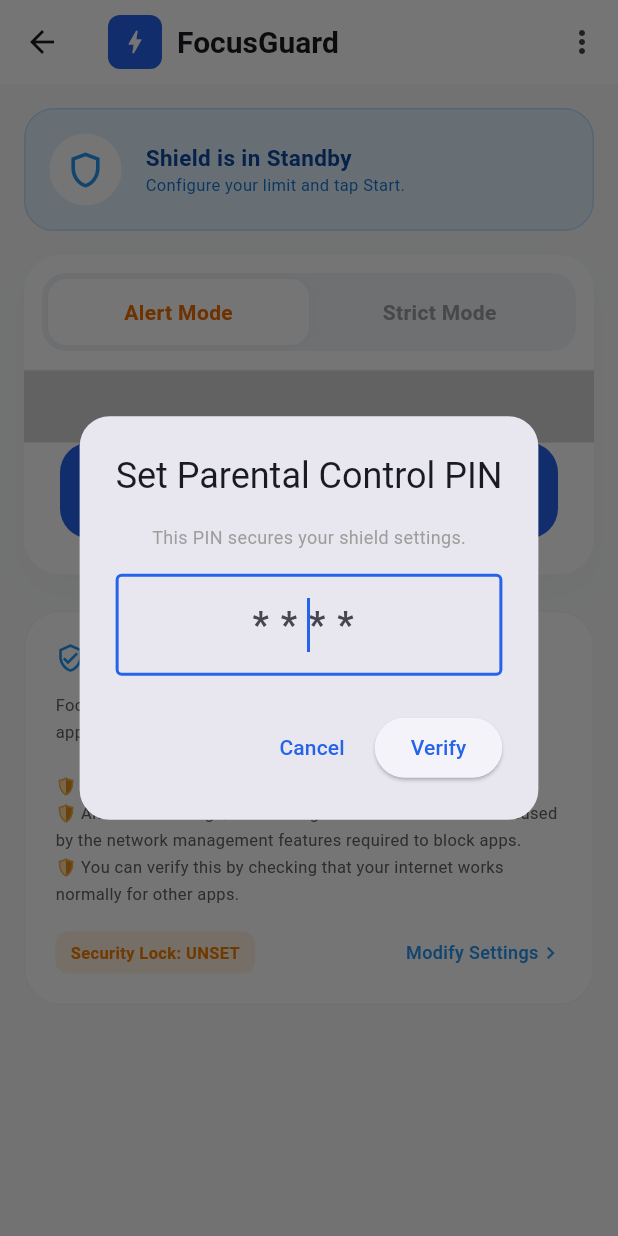
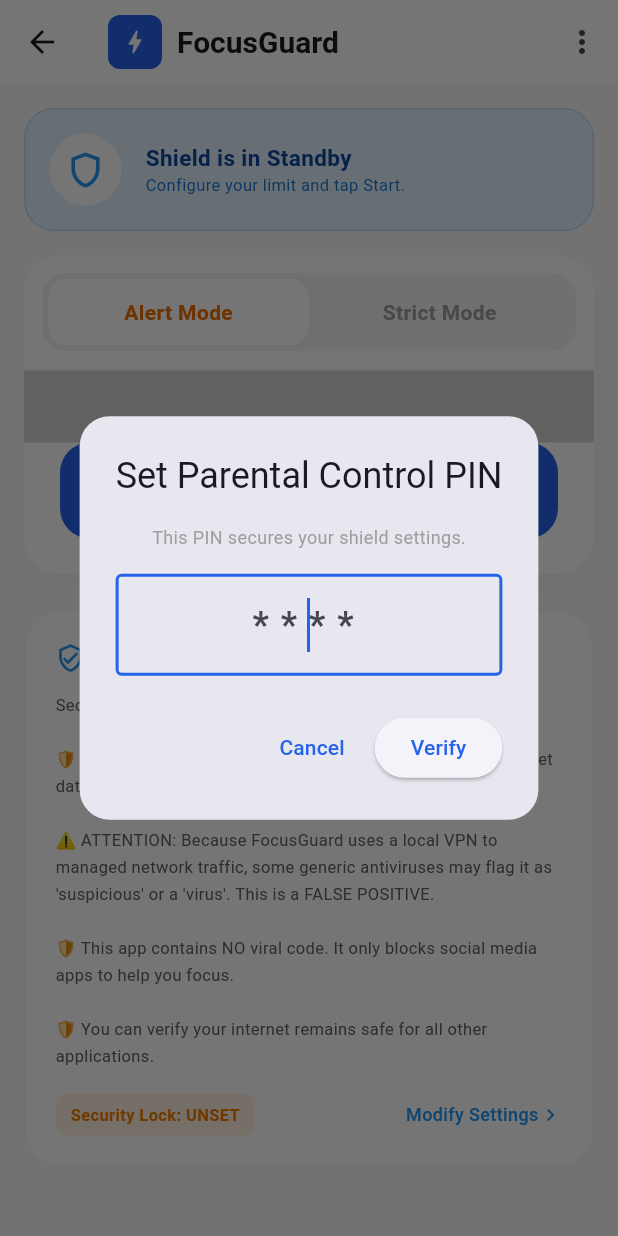
Before and after one commit to teerathkaveeta-ui/FocusGuard8, a Flutter app: the DashboardScreen screen opened directly, after a tap on "Security Lock: UNSET", on a phone screen of 412 x 824 dp. Run offline on Flutter 3.47's test engine with Material 3 defaults, Android fonts, the phone set to English and light mode, and no system bars; our stand-ins replace shared_preferences; accounts and stored records are empty; statements that could not run were skipped.

Commit message:
feat: Enhance security PIN handling and VPN service alerts
Integrate `shared_preferences` for robust PIN storage and retrieval. Update the PIN verification logic to fetch the latest PIN from storage before comparing. This ensures greater security against potential race conditions.

Additionally, enhance the VPN service's alert mechanism by triggering a notification alongside the toast message, providing users with more prominent feedback during security events.

```diff
--- a/lib/main.dart
+++ b/lib/main.dart
@@ -237,20 +237,27 @@
       if (_tabController.indexIsChanging) {
         if (_isActive && _savedPin != null) {
           final targetIndex = _tabController.index;
-          // Revert for UI consistency while dialog is showing
+          // Revert UI index immediately so user doesn't see switch until auth
           _tabController.index = _mode == 'alert' ? 0 : 1;
 
           _showPinDialog(
             isSetting: false,
-            onAuth: (pin) {
-              if (pin == _savedPin) {
+            onAuth: (pin) async {
+              // Reload PIN from storage to be 100% sure we have the latest
+              final prefs = await SharedPreferences.getInstance();
+              final actualPin = prefs.getString('security_pin');
+
+              if (pin == actualPin) {
                 setState(() {
+                  _savedPin = actualPin;
                   _tabController.index = targetIndex;
                   _mode = targetIndex == 0 ? 'alert' : 'strict';
                   if (_mode == 'alert') _strictUntil = null;
                 });
+                // Update live service with new mode automatically
+                _startMonitoring();
               } else {
-                ScaffoldMessenger.of(context).showSnackBar(const SnackBar(content: Text("Incorrect Security PIN!")));
+                ScaffoldMessenger.of(context).showSnackBar(const SnackBar(content: Text("Incorrect PIN verification!")));
               }
             },
           );
@@ -518,12 +525,9 @@
                     ),
                   ),
                   const Divider(height: 1, color: Color(0xFFF1F5F9)),
-                  AnimatedSwitcher(
-                    duration: const Duration(milliseconds: 300),
-                    child: _mode == 'alert'
-                        ? KeyedSubtree(key: const ValueKey('alert'), child: _buildConfigPage("Alerting", "Warns you with sound and vibrations. No blocking.", false))
-                        : KeyedSubtree(key: const ValueKey('strict'), child: _buildConfigPage("Lockdown", "Blocks data for selected apps. Includes grace period.", true)),
-                  ),
+                  _mode == 'alert'
+                      ? _buildConfigPage("Focus Alerts Enabled", "Warns you with sound and vibrations. No app blocking occurs in this mode.", false)
+                      : _buildConfigPage("Strict Shield Enabled", "Active network blocking for selected apps after limit ends. Prevents distraction.", true),
                   Padding(
                     padding: const EdgeInsets.fromLTRB(24, 0, 24, 24),
                     child: Column(
@@ -598,10 +602,11 @@
           ),
           const SizedBox(height: 12),
           Text(
-            "FocusGuard uses a local VPN to monitor targeted social media app data locally on your device. \n\n"
-            "🛡️ NO data is uploaded or shared.\n"
-            "🛡️ Antivirus warnings/viruses flags are FALSE POSITIVES caused by the network management features required to block apps.\n"
-            "🛡️ You can verify this by checking that your internet works normally for other apps.",
+            "Security & Safe Usage Details:\n\n"
+            "🛡️ FocusGuard operates 100% locally on your phone. No internet data is tracked or shared.\n\n"
+            "⚠️ ATTENTION: Because FocusGuard uses a local VPN to managed network traffic, some generic antiviruses may flag it as 'suspicious' or a 'virus'. This is a FALSE POSITIVE.\n\n"
+            "🛡️ This app contains NO viral code. It only blocks social media apps to help you focus.\n\n"
+            "🛡️ You can verify your internet remains safe for all other applications.",
             style: TextStyle(fontSize: 11, color: Colors.grey[700], height: 1.6),
           ),
           const SizedBox(height: 16),
--- a/pubspec.yaml
+++ b/pubspec.yaml
@@ -10,6 +10,7 @@
   flutter:
     sdk: flutter
   cupertino_icons: ^1.0.2
+  shared_preferences: ^2.2.2
 
 dev_dependencies:
   flutter_test:
```
Also changed, not shown: 1 other file.
